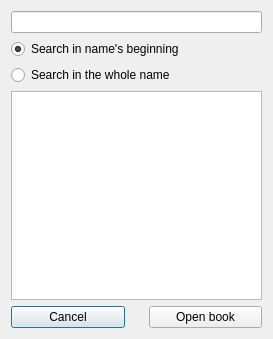
MosheWagner/Orayta-QT, file trunk/bookfind.ui: the form before one commit.
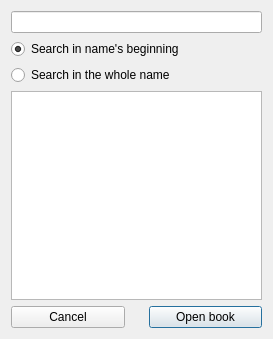
The form after the commit.

What changed in the file:
```diff
--- a/trunk/bookfind.ui
+++ b/trunk/bookfind.ui
@@ -56,6 +56,9 @@
        <property name="text">
         <string>Cancel</string>
        </property>
+       <property name="autoDefault">
+        <bool>false</bool>
+       </property>
       </widget>
      </item>
      <item>
```
